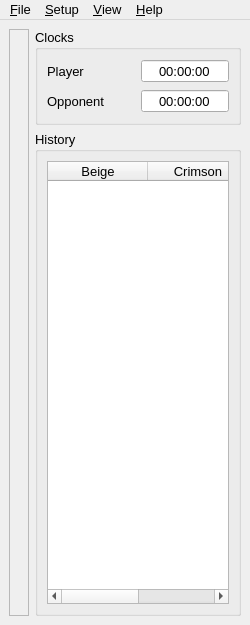
Qt form UI/mainwindow.ui (textbrowser/qtchess) before a commit.
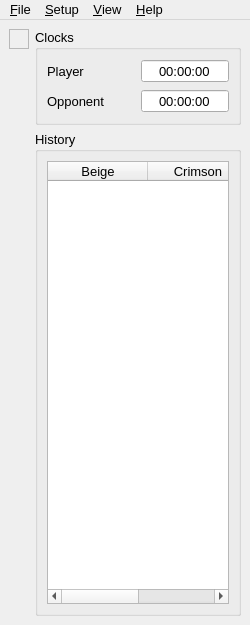
The same form after that commit. Icons and pictures are not drawn.

```diff
--- a/UI/mainwindow.ui
+++ b/UI/mainwindow.ui
@@ -25,6 +25,8 @@
   <widget class="QWidget" name="centralwidget">
    <layout class="QHBoxLayout">
     <item>
+     <layout class="QVBoxLayout" name="verticalLayout">
+      <item>
      <widget class="QFrame" name="boardFrame">
       <property name="frameShape">
        <enum>QFrame::StyledPanel</enum>
@@ -36,6 +38,21 @@
      </widget>
     </item>
     <item>
+       <spacer name="verticalSpacer">
+        <property name="orientation">
+         <enum>Qt::Vertical</enum>
+        </property>
+        <property name="sizeHint" stdset="0">
+         <size>
+          <width>20</width>
+          <height>40</height>
+         </size>
+        </property>
+       </spacer>
+      </item>
+     </layout>
+    </item>
+    <item>
      <layout class="QVBoxLayout">
       <item>
        <widget class="QGroupBox" name="groupBox">
```
Left out of the diff: 2 changed lines with no effect on the pictures. Lines whose indentation alone changed are shown as unchanged.
